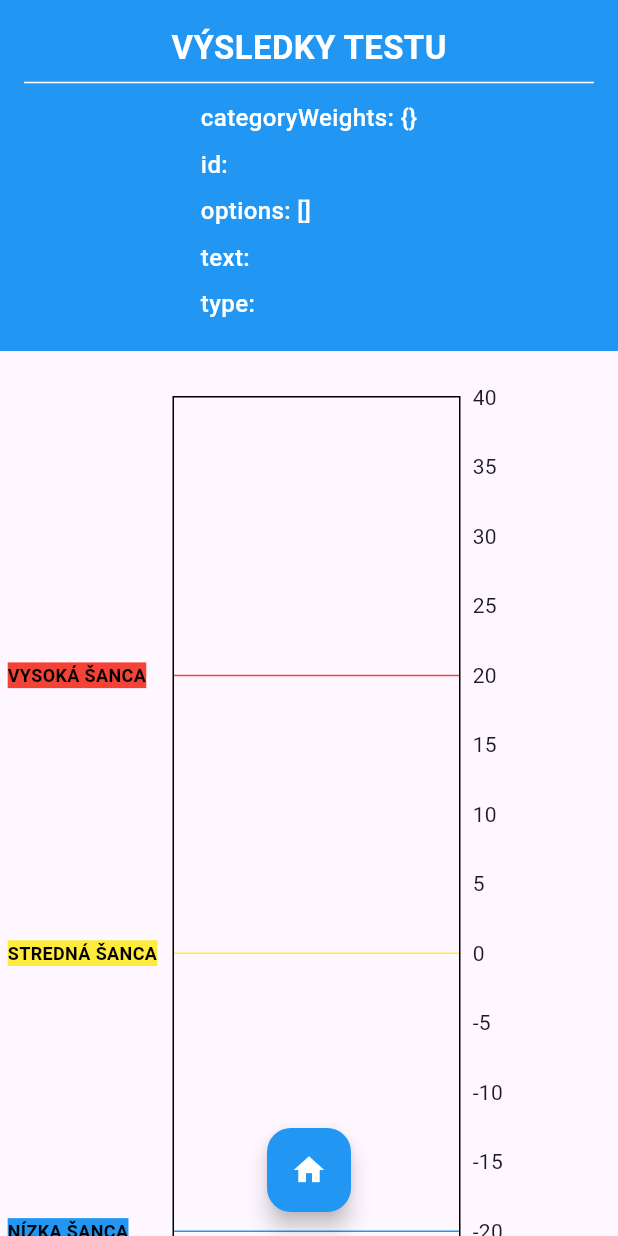
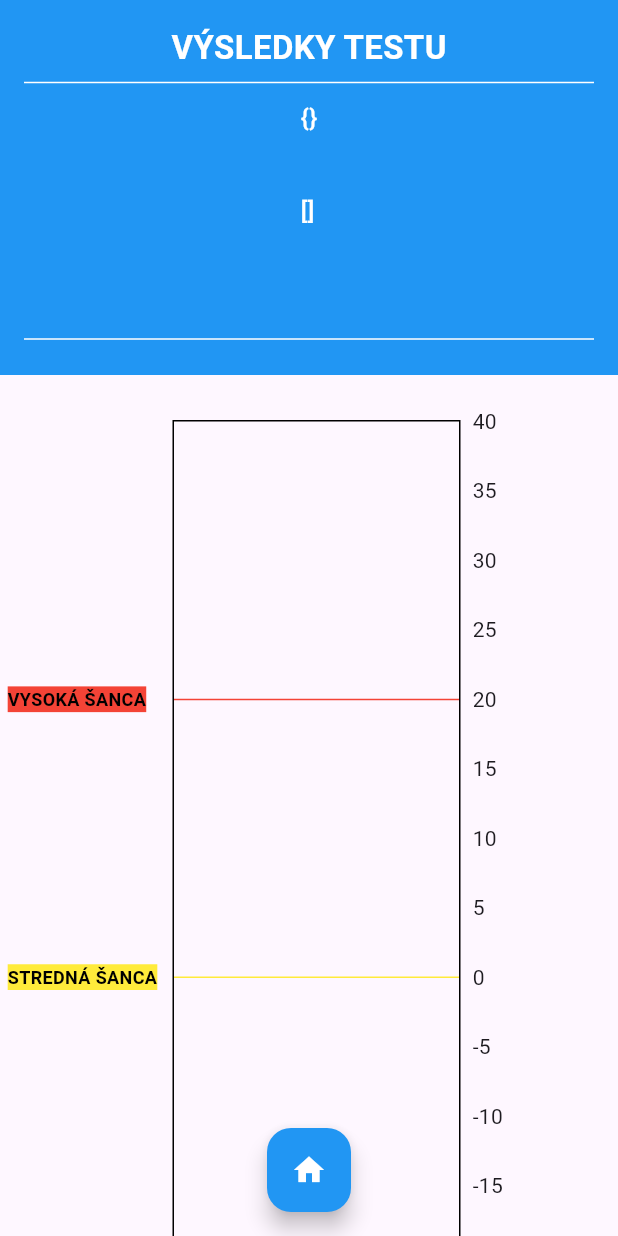
Before and after one commit to fsmehyl/mass_na_novom, a Flutter app: the HorizontalBarChartWithLevels screen opened directly with empty values, on a phone screen of 412 x 824 dp. Run offline on Flutter 3.47's test engine with Material 3 defaults, Android fonts, the phone set to English and light mode, and no system bars; drawn by our look-alikes of fl_chart; our stand-ins replace file_picker, flutter_form_builder, form_builder_validators.

Commit message:
added date format

```diff
--- a/lib/graph.dart
+++ b/lib/graph.dart
@@ -1,6 +1,7 @@
 import 'package:fl_chart/fl_chart.dart';
 import 'package:flutter/material.dart';
 import 'home_page.dart';
+import 'package:intl/intl.dart';
 
 class HorizontalBarChartWithLevels extends StatefulWidget {
   final List<double> values;
@@ -70,10 +71,15 @@ class _HorizontalBarChartWithLevelsState
                     Column(
                       crossAxisAlignment: CrossAxisAlignment.start,
                       children: widget.answers.entries.map((entry) {
+                        String displayValue = entry.value.toString();
+                        if (entry.value is DateTime) {
+                          displayValue = DateFormat('dd. MMMM yyyy', 'sk')
+                              .format(entry.value as DateTime);
+                        }
                         return Padding(
                           padding: const EdgeInsets.symmetric(vertical: 4.0),
                           child: Text(
-                            '${entry.key}: ${entry.value}',
+                            displayValue,
                             style: const TextStyle(
                               color: Colors.white,
                               fontSize: 16,
@@ -82,6 +88,9 @@ class _HorizontalBarChartWithLevelsState
                           ),
                         );
                       }).toList(),
+                    ),
+                    const Divider(
+                      color: Colors.white,
                     ),
                   ],
                 ),
--- a/lib/upload_own_form.dart
+++ b/lib/upload_own_form.dart
@@ -37,7 +37,8 @@ Future<void> _pickXmlFile() async {
   Widget build(BuildContext context) {
     return Scaffold(
       appBar: AppBar(
-          backgroundColor: Colors.blue, title: const Text('Vlož XML formulár')),
+          backgroundColor: Colors.blue, title: const Text('Vlož XML formulár',
+          style: TextStyle(color: Colors.white),)),
       body: Column(
         children: [
           const SizedBox(height: 30),
--- a/pubspec.yaml
+++ b/pubspec.yaml
@@ -45,6 +45,7 @@ dependencies:
   form_builder_validators: ^11.0.0
   fl_chart: ^0.69.0
   file_picker: ^8.1.4
+  intl: ^0.19.0
 
 dev_dependencies:
   flutter_test:
```
Also changed, not shown: lib/create_own_form.dart (+11 -1 lines), lib/formBuilderPackage.dart (+8 -1 lines), pubspec.lock.
